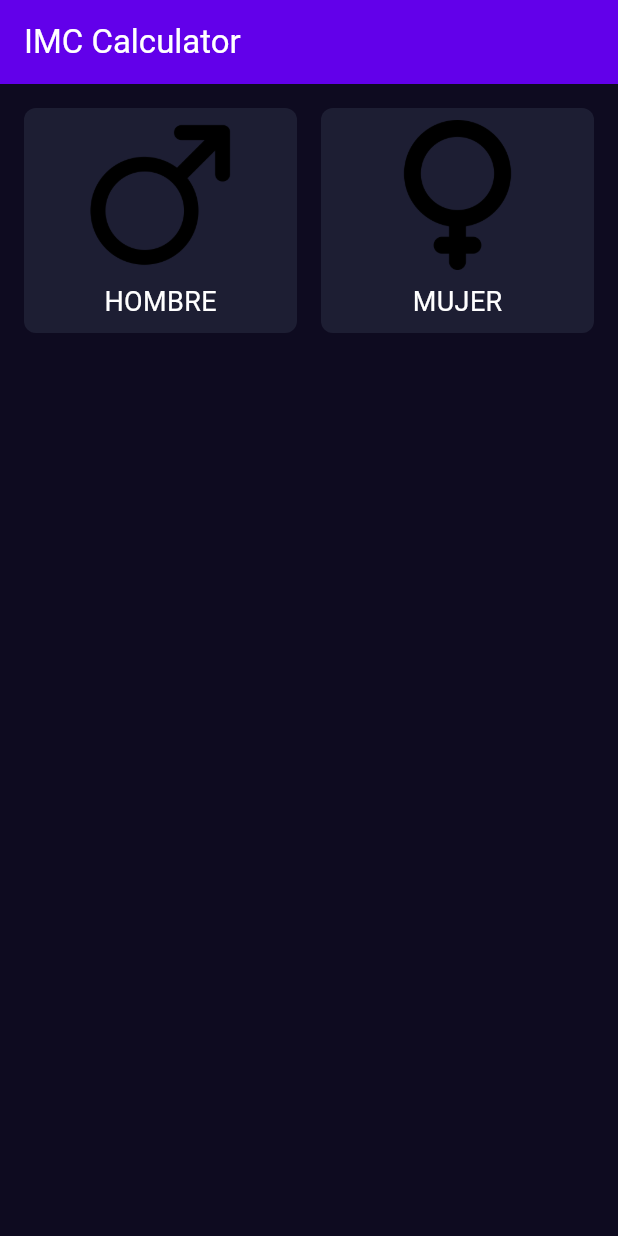
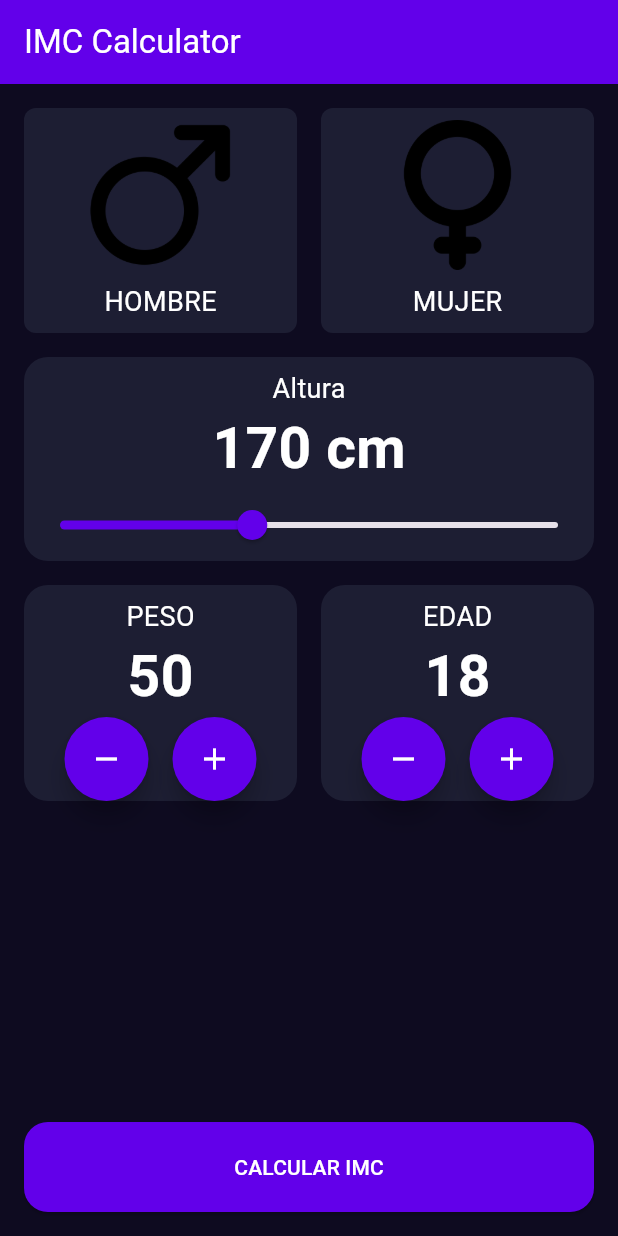
Before and after one commit to pjgascon/flutter, a Flutter app: the screen it shows after launch, on a phone screen of 412 x 824 dp. Run offline on Flutter 3.47's test engine with Material 3 defaults, Android fonts, the phone set to English and light mode, and no system bars.

Commit message:
28122025_1

```diff
--- /dev/null
+++ b/dart/imc_calculator/lib/components/height_selector.dart
@@ -0,0 +1,58 @@
+import 'package:flutter/material.dart';
+import 'package:imc_calculator/core/app_colors.dart';
+import 'package:imc_calculator/core/text_styles.dart';
+
+class HeightSelector extends StatefulWidget {
+  final double height;
+  final Function onHeightChanged;
+  const HeightSelector({
+    super.key,
+    required this.height,
+    required this.onHeightChanged,
+  });
+
+  @override
+  State<HeightSelector> createState() => _HeightSelectorState();
+}
+
+class _HeightSelectorState extends State<HeightSelector> {
+  @override
+  Widget build(BuildContext context) {
+    return Padding(
+      padding: const EdgeInsets.only(bottom: 16.0, left: 16.0, right: 16.0),
+      child: Container(
+        decoration: BoxDecoration(
+          color: AppColors.backgroundComponent,
+          borderRadius: BorderRadius.circular(16),
+        ),
+        child: Column(
+          children: [
+            Padding(
+              padding: const EdgeInsets.only(top: 8.0),
+              child: Text("Altura", style: AppTextStyles.bodyText),
+            ),
+            Text(
+              "${widget.height.toStringAsFixed(0)} cm",
+              style: TextStyle(
+                color: AppColors.textPrimary,
+                fontSize: 38,
+                fontWeight: FontWeight.bold,
+              ),
+            ),
+            Slider(
+              value: widget.height,
+              onChanged: (value) {
+                widget.onHeightChanged(value);
+              },
+              min: 120,
+              max: 250,
+              divisions: 130,
+              activeColor: AppColors.primary,
+              label: "${widget.height.toStringAsFixed(0)} cm",
+            ),
+          ],
+        ),
+      ),
+    );
+  }
+}
--- /dev/null
+++ b/dart/imc_calculator/lib/components/number_selector.dart
@@ -0,0 +1,73 @@
+import 'package:flutter/material.dart';
+import 'package:imc_calculator/core/app_colors.dart';
+import 'package:imc_calculator/core/text_styles.dart';
+
+class NumberSelector extends StatefulWidget {
+  final String title;
+  final int? value;
+  final Function onIncrement;
+  final Function onDecrement;
+
+  const NumberSelector({
+    super.key,
+    required this.title,
+    required this.value,
+    required this.onIncrement,
+    required this.onDecrement,
+  });
+
+  @override
+  State<NumberSelector> createState() => _NumberSelectorState();
+}
+
+class _NumberSelectorState extends State<NumberSelector> {
+  @override
+  Widget build(BuildContext context) {
+    return Container(
+      decoration: BoxDecoration(
+        color: AppColors.backgroundComponent,
+        borderRadius: BorderRadius.circular(16),
+      ),
+      child: Column(
+        children: [
+          Padding(
+            padding: const EdgeInsets.only(top: 8.0),
+            child: Text(widget.title, style: AppTextStyles.bodyText),
+          ),
+          Text(
+            widget.value.toString(),
+            style: TextStyle(
+              color: AppColors.textPrimary,
+              fontSize: 38,
+              fontWeight: FontWeight.bold,
+            ),
+          ),
+          Row(
+            mainAxisAlignment: MainAxisAlignment.center,
+            children: [
+              FloatingActionButton(
+                heroTag: null,
+                onPressed: () {
+                  widget.onDecrement();
+                },
+                shape: CircleBorder(),
+                backgroundColor: AppColors.primary,
+                child: Icon(Icons.remove, color: AppColors.textPrimary),
+              ),
+              SizedBox(width: 16),
+              FloatingActionButton(
+                heroTag: null,
+                onPressed: () {
+                  widget.onIncrement();
+                },
+                shape: CircleBorder(),
+                backgroundColor: AppColors.primary,
+                child: Icon(Icons.add, color: AppColors.textPrimary),
+              ),
+            ],
+          ),
+        ],
+      ),
+    );
+  }
+}
--- a/dart/imc_calculator/lib/core/text_styles.dart
+++ b/dart/imc_calculator/lib/core/text_styles.dart
@@ -1,7 +1,9 @@
-import 'dart:ui';
 import 'package:flutter/material.dart';
 import 'package:imc_calculator/core/app_colors.dart';
 
 class AppTextStyles {
- static final TextStyle bodyText = TextStyle(color: AppColors.textPrimary, fontSize: 18);
+  static final TextStyle bodyText = TextStyle(
+    color: AppColors.textPrimary,
+    fontSize: 18,
+  );
 }
--- a/dart/imc_calculator/lib/main.dart
+++ b/dart/imc_calculator/lib/main.dart
@@ -1,4 +1,5 @@
 import 'package:flutter/material.dart';
+import 'package:imc_calculator/components/height_selector.dart';
 import 'package:imc_calculator/core/app_colors.dart';
 import 'package:imc_calculator/screens/imc_home_screen.dart';
 
--- a/dart/imc_calculator/lib/screens/imc_home_screen.dart
+++ b/dart/imc_calculator/lib/screens/imc_home_screen.dart
@@ -1,5 +1,9 @@
 import 'package:flutter/material.dart';
 import 'package:imc_calculator/components/gender_selector.dart';
+import 'package:imc_calculator/components/height_selector.dart';
+import 'package:imc_calculator/components/number_selector.dart';
+import 'package:imc_calculator/core/app_colors.dart';
+import 'package:imc_calculator/screens/imc_result_screen.dart';
 
 class ImcHomeScreen extends StatefulWidget {
   const ImcHomeScreen({super.key});
@@ -9,12 +13,94 @@ class ImcHomeScreen extends StatefulWidget {
 }
 
 class _ImcHomeScreenState extends State<ImcHomeScreen> {
+  int selectedAge = 18;
+  int selectedWeight = 50;
+  double selectorHeight = 170;
+
   @override
   Widget build(BuildContext context) {
     return Column(
       children: [
         // Add your IMC home screen widgets here
-        GenderSelector()
+        GenderSelector(),
+        HeightSelector(
+          height: selectorHeight,
+          onHeightChanged: (value) {
+            setState(() {
+              selectorHeight = value;
+            });
+          },
+        ),
+        Padding(
+          padding: const EdgeInsets.only(left: 16.0, right: 16.0, bottom: 16.0),
+          child: Row(
+            children: [
+              Expanded(
+                child: NumberSelector(
+                  title: "PESO",
+                  value: selectedWeight,
+                  onIncrement: () {
+                    setState(() {
+                      selectedWeight++;
+                    });
+                  },
+                  onDecrement: () {
+                    setState(() {
+                      selectedWeight--;
+                    });
+                  },
+                ),
+              ),
+              SizedBox(width: 16),
+              Expanded(
+                child: NumberSelector(
+                  title: "EDAD",
+                  value: selectedAge,
+                  onIncrement: () {
+                    setState(() {
+                      selectedAge++;
+                    });
+                  },
+                  onDecrement: () {
+                    setState(() {
+                      selectedAge--;
+                    });
+                  },
+                ),
+              ),
+            ],
+          ),
+        ),
+        Spacer(),
+        Padding(
+          padding: const EdgeInsets.all(16.0),
+          child: SizedBox(
+            height: 60,
+            width: double.infinity,
+            child: ElevatedButton(
+              onPressed: () {
+                // Calculate IMC and show result
+                Navigator.push(
+                  context,
+                  MaterialPageRoute(
+                    builder: (context) => ImcResultScreen(
+                      height: selectorHeight,
+                      weight: selectedWeight,
+                    ),
+                  ),
+                );
+              },
+              style: ElevatedButton.styleFrom(
+                backgroundColor: AppColors.primary,
+                foregroundColor: AppColors.textPrimary,
+                shape: RoundedRectangleBorder(
+                  borderRadius: BorderRadius.circular(16),
+                ),
+              ),
+              child: Text("CALCULAR IMC"),
+            ),
+          ),
+        ),
       ],
     );
   }
```
Also changed, not shown: dart/imc_calculator/lib/screens/imc_result_screen.dart (added, +133 -0 lines).
